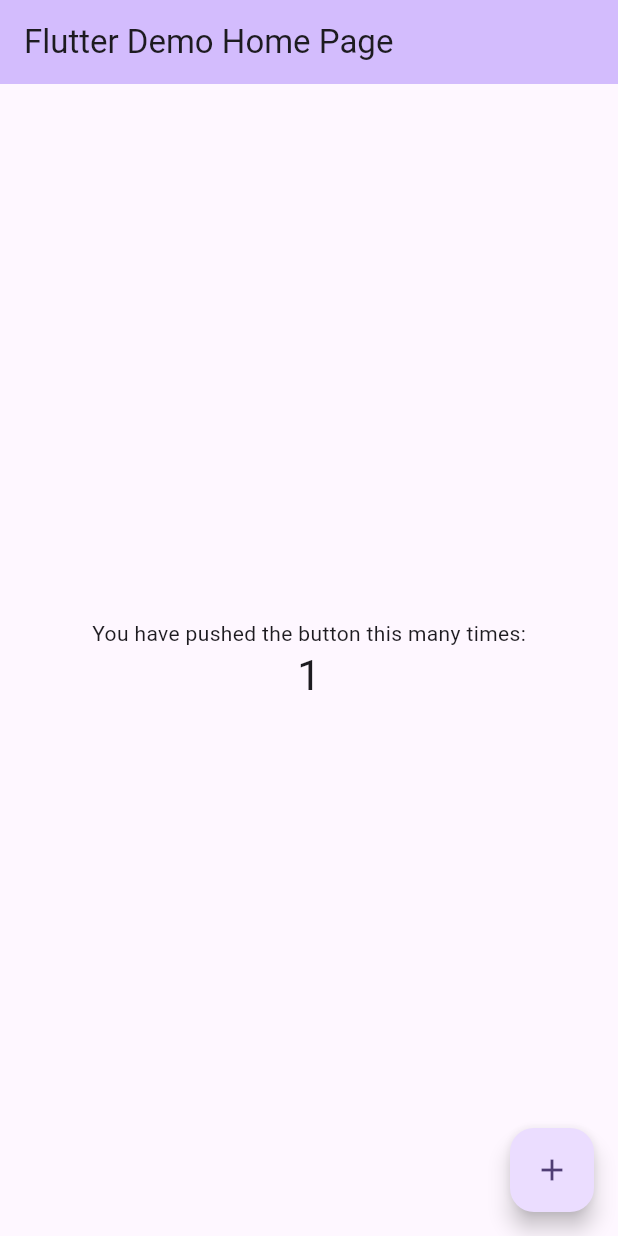
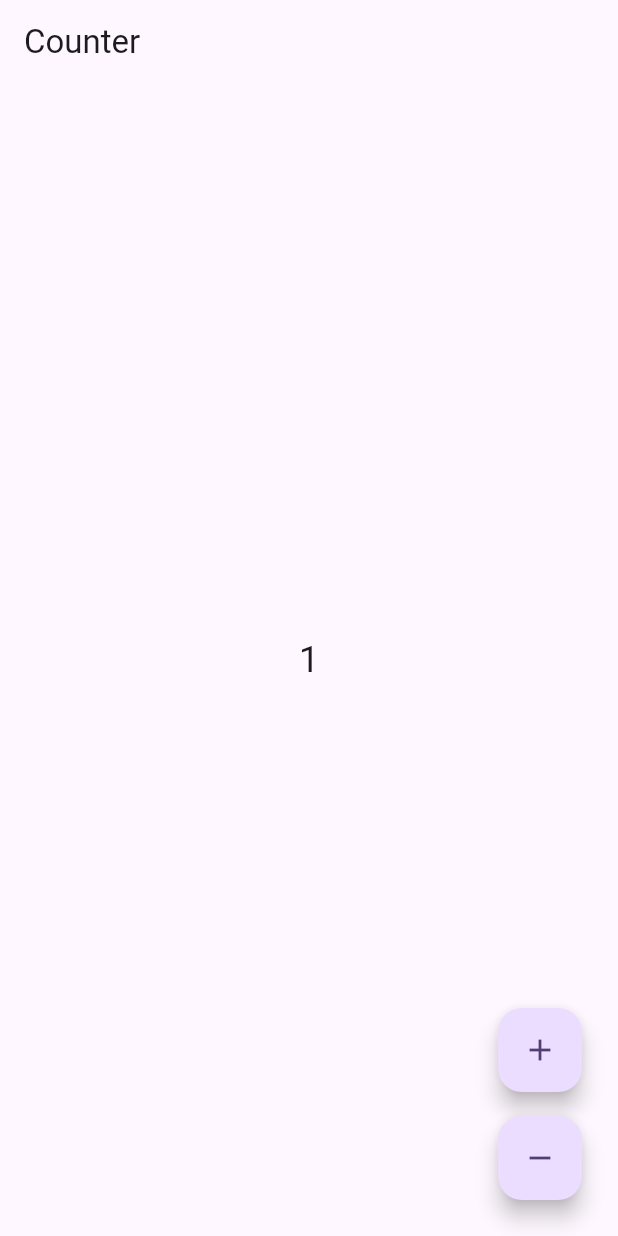
Before and after one commit to umesh-pati1/flutter_counter_app, a Flutter app: the screen it shows after launch, after a tap on the "add" icon, on a phone screen of 412 x 824 dp. Run offline on Flutter 3.47's test engine with Material 2 defaults, Android fonts, the light colour scheme and no system bars; our stand-ins replace flutter_bloc.

Commit message:
added counter page

```diff
--- /dev/null
+++ b/lib/bloc/counter_bloc.dart
@@ -0,0 +1,10 @@
+import 'package:flutter_bloc/flutter_bloc.dart';
+
+import 'counter_event.dart';
+
+class CounterBloc extends Bloc<CounterEvent, int> {
+  CounterBloc() : super(0) {
+    on<CounterIncrementPressed>((event, emit) => emit(state + 1));
+    on<CounterDecrementPressed>((event, emit) => emit(state - 1));
+  }
+}
--- /dev/null
+++ b/lib/bloc/counter_event.dart
@@ -0,0 +1,5 @@
+sealed class CounterEvent {}
+
+final class CounterIncrementPressed extends CounterEvent {}
+
+final class CounterDecrementPressed extends CounterEvent {}
--- /dev/null
+++ b/lib/counter_page.dart
@@ -0,0 +1,46 @@
+import 'package:flutter/material.dart';
+import 'package:flutter_bloc/flutter_bloc.dart';
+import 'package:flutter_couter_app/bloc/counter_bloc.dart';
+import 'package:flutter_couter_app/bloc/counter_event.dart';
+
+class CounterPage extends StatelessWidget {
+  const CounterPage({super.key});
+
+  @override
+  Widget build(BuildContext context) {
+    return Scaffold(
+      appBar: AppBar(
+        title: const Text('Counter'),
+      ),
+      body: BlocBuilder<CounterBloc, int>(
+        builder: (context, count) => Center(
+          child: Text(
+            '$count',
+            style: const TextStyle(fontSize: 24.0),
+          ),
+        ),
+      ),
+      floatingActionButton: Column(
+          crossAxisAlignment: CrossAxisAlignment.end,
+          mainAxisAlignment: MainAxisAlignment.end,
+          children: [
+            Padding(
+              padding: const EdgeInsets.all(8.0),
+              child: FloatingActionButton(
+                child: const Icon(Icons.add),
+                onPressed: () =>
+                    context.read<CounterBloc>().add(CounterIncrementPressed()),
+              ),
+            ),
+            Padding(
+              padding: const EdgeInsets.all(8.0),
+              child: FloatingActionButton(
+                child: const Icon(Icons.remove),
+                onPressed: () =>
+                    context.read<CounterBloc>().add(CounterDecrementPressed()),
+              ),
+            )
+          ]),
+    );
+  }
+}
--- a/lib/main.dart
+++ b/lib/main.dart
@@ -1,4 +1,7 @@
 import 'package:flutter/material.dart';
+import 'package:flutter_bloc/flutter_bloc.dart';
+import 'package:flutter_couter_app/bloc/counter_bloc.dart';
+import 'package:flutter_couter_app/counter_page.dart';
 
 void main() {
   runApp(const MyApp());
@@ -11,115 +14,15 @@ class MyApp extends StatelessWidget {
   @override
   Widget build(BuildContext context) {
     return MaterialApp(
-      title: 'Flutter Demo',
+      title: 'Counter App',
       theme: ThemeData(
-        // This is the theme of your application.
-        //
-        // TRY THIS: Try running your application with "flutter run". You'll see
-        // the application has a blue toolbar. Then, without quitting the app,
-        // try changing the seedColor in the colorScheme below to Colors.green
-        // and then invoke "hot reload" (save your changes or press the "hot
-        // reload" button in a Flutter-supported IDE, or press "r" if you used
-        // the command line to start the app).
-        //
-        // Notice that the counter didn't reset back to zero; the application
-        // state is not lost during the reload. To reset the state, use hot
-        // restart instead.
-        //
-        // This works for code too, not just values: Most code changes can be
-        // tested with just a hot reload.
         colorScheme: ColorScheme.fromSeed(seedColor: Colors.deepPurple),
         useMaterial3: true,
       ),
-      home: const MyHomePage(title: 'Flutter Demo Home Page'),
+      home: BlocProvider(
+        create: (_) => CounterBloc(),
+        child: const CounterPage(),
+      ),
     );
   }
 }
-
-class MyHomePage extends StatefulWidget {
-  const MyHomePage({super.key, required this.title});
-
-  // This widget is the home page of your application. It is stateful, meaning
-  // that it has a State object (defined below) that contains fields that affect
-  // how it looks.
-
-  // This class is the configuration for the state. It holds the values (in this
-  // case the title) provided by the parent (in this case the App widget) and
-  // used by the build method of the State. Fields in a Widget subclass are
-  // always marked "final".
-
-  final String title;
-
-  @override
-  State<MyHomePage> createState() => _MyHomePageState();
-}
-
-class _MyHomePageState extends State<MyHomePage> {
-  int _counter = 0;
-
-  void _incrementCounter() {
-    setState(() {
-      // This call to setState tells the Flutter framework that something has
-      // changed in this State, which causes it to rerun the build method below
-      // so that the display can reflect the updated values. If we changed
-      // _counter without calling setState(), then the build method would not be
-      // called again, and so nothing would appear to happen.
-      _counter++;
-    });
-  }
-
-  @override
-  Widget build(BuildContext context) {
-    // This method is rerun every time setState is called, for instance as done
-    // by the _incrementCounter method above.
-    //
-    // The Flutter framework has been optimized to make rerunning build methods
-    // fast, so that you can just rebuild anything that needs updating rather
-    // than having to individually change instances of widgets.
-    return Scaffold(
-      appBar: AppBar(
-        // TRY THIS: Try changing the color here to a specific color (to
-        // Colors.amber, perhaps?) and trigger a hot reload to see the AppBar
-        // change color while the other colors stay the same.
-        backgroundColor: Theme.of(context).colorScheme.inversePrimary,
-        // Here we take the value from the MyHomePage object that was created by
-        // the App.build method, and use it to set our appbar title.
-        title: Text(widget.title),
-      ),
-      body: Center(
-        // Center is a layout widget. It takes a single child and positions it
-        // in the middle of the parent.
-        child: Column(
-          // Column is also a layout widget. It takes a list of children and
-          // arranges them vertically. By default, it sizes itself to fit its
-          // children horizontally, and tries to be as tall as its parent.
-          //
-          // Column has various properties to control how it sizes itself and
-          // how it positions its children. Here we use mainAxisAlignment to
-          // center the children vertically; the main axis here is the vertical
-          // axis because Columns are vertical (the cross axis would be
-          // horizontal).
-          //
-          // TRY THIS: Invoke "debug painting" (choose the "Toggle Debug Paint"
-          // action in the IDE, or press "p" in the console), to see the
-          // wireframe for each widget.
-          mainAxisAlignment: MainAxisAlignment.center,
-          children: <Widget>[
-            const Text(
-              'You have pushed the button this many times:',
-            ),
-            Text(
-              '$_counter',
-              style: Theme.of(context).textTheme.headlineMedium,
-            ),
-          ],
-        ),
-      ),
-      floatingActionButton: FloatingActionButton(
-        onPressed: _incrementCounter,
-        tooltip: 'Increment',
-        child: const Icon(Icons.add),
-      ), // This trailing comma makes auto-formatting nicer for build methods.
-    );
-  }
-}
--- a/pubspec.yaml
+++ b/pubspec.yaml
@@ -35,6 +35,7 @@ dependencies:
   # The following adds the Cupertino Icons font to your application.
   # Use with the CupertinoIcons class for iOS style icons.
   cupertino_icons: ^1.0.2
+  flutter_bloc: ^8.1.3
 
 dev_dependencies:
   flutter_test:
```
Also changed, not shown: lib/bloc/counter_state.dart (added), pubspec.lock.
